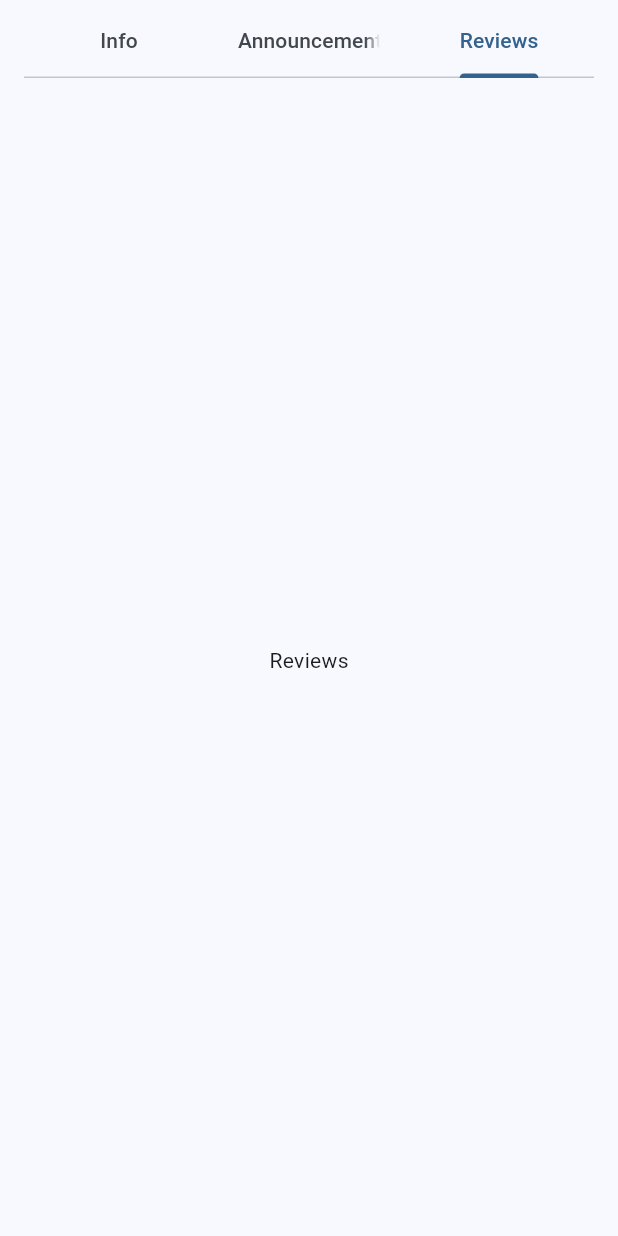
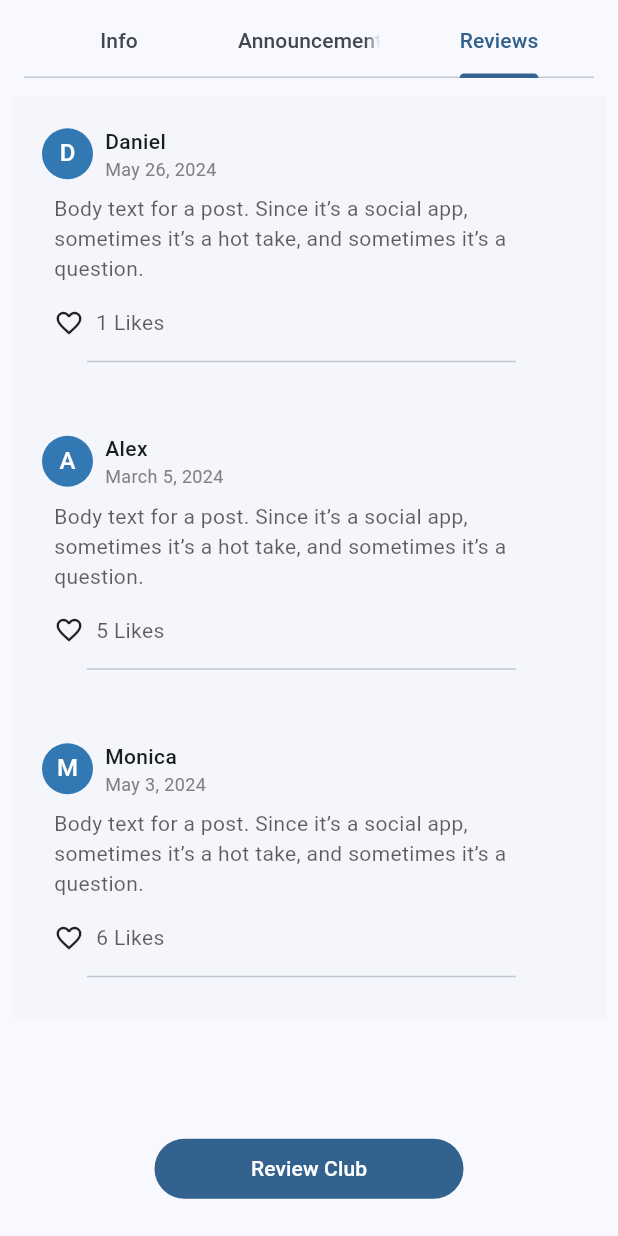
Before and after one commit to MyTennisClub/MyTennisClub, a Flutter app: the ClubProfile screen opened directly, tab 3 chosen, on a phone screen of 412 x 824 dp. Run offline on Flutter 3.47's test engine with Material 3 defaults, Android fonts, the light colour scheme and no system bars; our stand-ins replace email_validator, file_picker, flutter_rating_bar, flutter_slidable, mask_text_input_formatter, qr_flutter; missing offline and left inert: qr.

Commit message:
Guest Club Profile Review added

```diff
--- a/lib/guest_android_app/guest_search_screen/guest_club_profile/guest_club_profile.dart
+++ b/lib/guest_android_app/guest_search_screen/guest_club_profile/guest_club_profile.dart
@@ -1,5 +1,6 @@
 import 'package:flutter/material.dart';
-import 'guest_club_profile_info.dart';
+import 'package:mytennisclub/guest_android_app/guest_search_screen/guest_club_profile/guest_club_profile_review.dart';
+import 'package:mytennisclub/guest_android_app/guest_search_screen/guest_club_profile/guest_club_profile_info.dart';
 
 class ClubProfile extends StatefulWidget {
   const ClubProfile({super.key});
@@ -12,7 +13,7 @@ class _ClubProfileState extends State<ClubProfile>
     with SingleTickerProviderStateMixin {
   static const List<Tab> myTabs = <Tab>[
     Tab(text: 'Info'),
-    Tab(text: 'Announcement'),
+    Tab(text: 'Announcements'),
     Tab(text: 'Reviews')
   ];
 
@@ -48,9 +49,7 @@ class _ClubProfileState extends State<ClubProfile>
           Center(
             child: Text("Announcements"),
           ),
-          Center(
-            child: Text("Reviews"),
-          ),
+          ClubReview(),
         ],
       ),
     );
--- /dev/null
+++ b/lib/guest_android_app/guest_search_screen/guest_club_profile/guest_club_profile_review.dart
@@ -0,0 +1,195 @@
+import 'package:flutter/material.dart';
+import 'package:flutter/widgets.dart';
+import 'package:intl/intl.dart';
+import 'package:mytennisclub/guest_android_app/guest_search_screen/guest_club_profile/guest_review.dart';
+
+class ClubReview extends StatefulWidget {
+  const ClubReview({super.key});
+
+  @override
+  State<ClubReview> createState() => _ClubReviewState();
+}
+
+class _ClubReviewState extends State<ClubReview> {
+  List<String> names = ['Daniel', 'Alex', 'Monica'];
+  List<int> likes = [1, 5, 6];
+  List<String> dates = [
+    DateFormat.yMMMMd().format(DateTime.now()),
+    DateFormat.yMMMMd().format(DateTime.utc(2024, 3, 5)),
+    DateFormat.yMMMMd().format(DateTime.utc(2024, 5, 3))
+  ];
+  List<String> review = [
+    'Body text for a post. Since it’s a social app, sometimes it’s a hot take, and sometimes it’s a question.',
+    'Body text for a post. Since it’s a social app, sometimes it’s a hot take, and sometimes it’s a question.',
+    'Body text for a post. Since it’s a social app, sometimes it’s a hot take, and sometimes it’s a question.'
+  ];
+
+  List<bool> likePressed = [false, false, false];
+  List<String>? newReview = [];
+
+  Future<List<String>?> _openReview(context) async {
+    var result = showModalBottomSheet<List<String>>(
+      isDismissible: false,
+      useSafeArea: true,
+      isScrollControlled: true,
+      context: context,
+      builder: (context) => const GuestReview(),
+    );
+    return result;
+  }
+
+  @override
+  Widget build(BuildContext context) {
+    return LayoutBuilder(
+      builder: (context, constraints) {
+        return SingleChildScrollView(
+          child: ConstrainedBox(
+            constraints: BoxConstraints(minHeight: constraints.maxHeight),
+            child: Column(
+              children: [
+                Container(
+                  height: constraints.maxHeight * 0.90,
+                  child: ListView.builder(
+                    shrinkWrap: true,
+                    padding: const EdgeInsets.all(8),
+                    itemCount: names.length,
+                    itemBuilder: (BuildContext context, int index) {
+                      return Container(
+                        key: ObjectKey(
+                          names[index],
+                        ), // Using the item's value as the key.
+                        color: const Color.fromRGBO(244, 246, 251, 1),
+                        child: Padding(
+                          padding: const EdgeInsets.all(20.0),
+                          child: Column(
+                            crossAxisAlignment: CrossAxisAlignment.start,
+                            mainAxisSize: MainAxisSize.min,
+                            children: [
+                              Row(
+                                children: [
+                                  CircleAvatar(
+                                    radius: 17,
+                                    backgroundColor:
+                                        const Color.fromRGBO(50, 121, 180, 1),
+                                    child: Text(
+                                      names[index][0],
+                                      style:
+                                          const TextStyle(color: Colors.white),
+                                    ),
+                                  ),
+                                  Padding(
+                                    padding: const EdgeInsets.symmetric(
+                                        horizontal: 8.0),
+                                    child: Column(
+                                      crossAxisAlignment:
+                                          CrossAxisAlignment.start,
+                                      children: [
+                                        Text(
+                                          names[index],
+                                          style: const TextStyle(
+                                              fontWeight: FontWeight.w500,
+                                              fontSize: 14),
+                                        ),
+                                        Text(
+                                          dates[index],
+                                          style: const TextStyle(
+                                              color: Color.fromRGBO(
+                                                  130, 130, 130, 1),
+                                              fontSize: 12),
+                                        ),
+                                      ],
+                                    ),
+                                  ),
+                                ],
+                              ),
+                              Padding(
+                                padding: const EdgeInsets.all(8.0),
+                                child: Text(
+                                  review[index],
+                                  style: const TextStyle(
+                                    color: Color.fromRGBO(29, 27, 32, 0.7),
+                                  ),
+                                ),
+                              ),
+                              Padding(
+                                padding: const EdgeInsets.all(8.0),
+                                child: Row(
+                                  children: [
+                                    (likePressed[index] == false)
+                                        ? GestureDetector(
+                                            onTap: () {
+                                              setState(() {
+                                                print('false');
+                                                likePressed[index] = true;
+                                                likes[index]++;
+                                              });
+                                            },
+                                            child: const Icon(
+                                                Icons.favorite_border_outlined,
+                                                size: 20),
+                                          )
+                                        : GestureDetector(
+                                            onTap: () {
+                                              setState(() {
+                                                print('true');
+                                                likePressed[index] = false;
+                                                likes[index]--;
+                                              });
+                                            },
+                                            child: const Icon(
+                                              Icons.favorite,
+                                              size: 20,
+                                            ),
+                                          ),
+                                    Padding(
+                                      padding: const EdgeInsets.symmetric(
+                                          horizontal: 8.0),
+                                      child: Text(
+                                        '${likes[index].toString()} Likes',
+                                        style: const TextStyle(
+                                          color:
+                                              Color.fromRGBO(29, 27, 32, 0.7),
+                                        ),
+                                      ),
+                                    ),
+                                  ],
+                                ),
+                              ),
+                              const Divider(
+                                indent: 30,
+                                endIndent: 40,
+                                color: Color.fromRGBO(193, 199, 209, 1),
+                              ),
+                            ],
+                          ),
+                        ),
+                      );
+                    },
+                  ),
+                ),
+                Padding(
+                  padding: const EdgeInsets.all(8.0),
+                  child: SizedBox(
+                    width: constraints.maxWidth * 0.50,
+                    child: FilledButton(
+                        onPressed: () async {
+                          newReview = await _openReview(context);
+                          print(newReview![0]);
+                          print(newReview![1]);
+                          names.add(newReview![0]);
+                          review.add(newReview![1]);
+                          dates.add(DateFormat.yMMMMd().format(DateTime.now()));
+                          likePressed.add(false);
+                          likes.add(0);
+                        },
+                        child: const Text('Review Club')),
+                  ),
+                ),
+              ],
+            ),
+          ),
+        );
+      },
+    );
+  }
+}
```
Also changed, not shown: lib/guest_android_app/guest_search_screen/guest_club_profile/guest_review.dart (added, +112 -0 lines).
